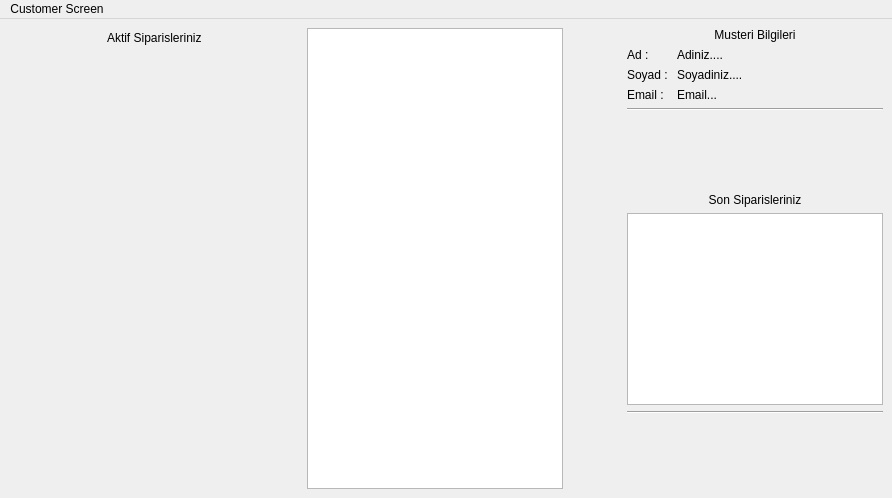
Old version of the form customerwindow.ui in the repository ahmettlevent/cafeYonetim.
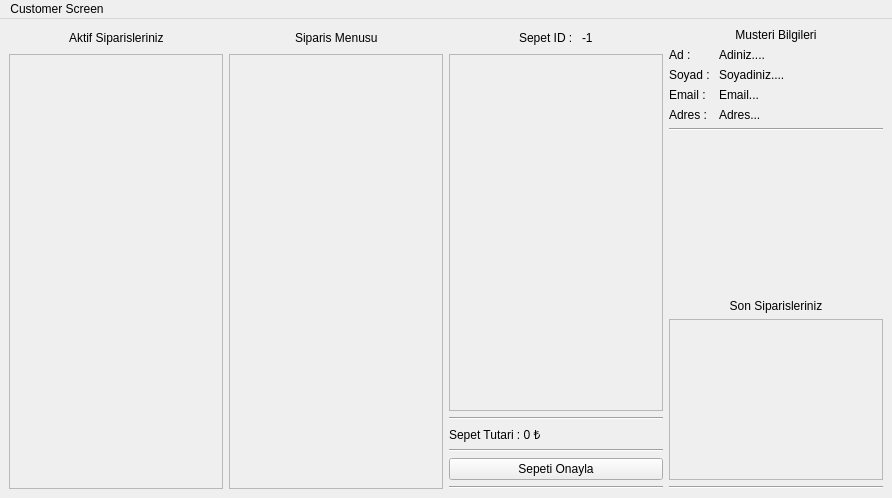
New version of the form.

The edit to the form file:
```diff
--- a/customerwindow.ui
+++ b/customerwindow.ui
@@ -15,19 +15,6 @@
   </property>
   <widget class="QWidget" name="centralwidget">
    <layout class="QHBoxLayout" name="horizontalLayout_2">
-    <item>
-     <spacer name="horizontalSpacer">
-      <property name="orientation">
-       <enum>Qt::Horizontal</enum>
-      </property>
-      <property name="sizeHint" stdset="0">
-       <size>
-        <width>40</width>
-        <height>20</height>
-       </size>
-      </property>
-     </spacer>
-    </item>
     <item>
      <layout class="QVBoxLayout" name="verticalLayout_2">
       <item>
@@ -68,11 +55,22 @@
        </layout>
       </item>
       <item>
-       <layout class="QVBoxLayout" name="verticalLayout_4">
+       <widget class="QScrollArea" name="scrollArea_4">
+        <property name="widgetResizable">
+         <bool>true</bool>
+        </property>
+        <widget class="QWidget" name="scrollAreaWidgetContents_4">
+         <property name="geometry">
+          <rect>
+           <x>0</x>
+           <y>0</y>
+           <width>210</width>
+           <height>426</height>
+          </rect>
+         </property>
+         <layout class="QVBoxLayout" name="verticalLayout_9">
         <item>
-         <widget class="QWidget" name="widget" native="true"/>
-        </item>
-       </layout>
+           <layout class="QVBoxLayout" name="verticalLayout_4"/>
       </item>
       <item>
        <spacer name="verticalSpacer_3">
@@ -88,9 +86,17 @@
        </spacer>
       </item>
      </layout>
-    </item>
+        </widget>
+       </widget>
+      </item>
+     </layout>
+    </item>
     <item>
-     <spacer name="horizontalSpacer_3">
+     <layout class="QVBoxLayout" name="verticalLayout_3">
+      <item>
+       <layout class="QHBoxLayout" name="horizontalLayout_4">
+        <item>
+         <spacer name="horizontalSpacer_6">
       <property name="orientation">
        <enum>Qt::Horizontal</enum>
       </property>
@@ -103,15 +109,81 @@
      </spacer>
     </item>
     <item>
-     <layout class="QHBoxLayout" name="horizontalLayout_3">
+         <widget class="QLabel" name="SiparisMenusu">
+          <property name="text">
+           <string>Siparis Menusu</string>
+          </property>
+         </widget>
+        </item>
       <item>
-       <widget class="QListView" name="listView_3"/>
+         <spacer name="horizontalSpacer_7">
+          <property name="orientation">
+           <enum>Qt::Horizontal</enum>
+          </property>
+          <property name="sizeHint" stdset="0">
+           <size>
+            <width>40</width>
+            <height>20</height>
+           </size>
+          </property>
+         </spacer>
       </item>
      </layout>
     </item>
     <item>
-     <spacer name="horizontalSpacer_2">
+       <widget class="QScrollArea" name="scrollArea">
+        <property name="horizontalScrollBarPolicy">
+         <enum>Qt::ScrollBarAlwaysOff</enum>
+        </property>
+        <property name="sizeAdjustPolicy">
+         <enum>QAbstractScrollArea::AdjustToContents</enum>
+        </property>
+        <property name="widgetResizable">
+         <bool>true</bool>
+        </property>
+        <widget class="QWidget" name="scrollAreaWidgetContents_2">
+         <property name="geometry">
+          <rect>
+           <x>0</x>
+           <y>0</y>
+           <width>210</width>
+           <height>426</height>
+          </rect>
+         </property>
+         <layout class="QVBoxLayout" name="verticalLayout_6">
+          <item>
+           <layout class="QVBoxLayout" name="verticalLayout_5">
+            <property name="spacing">
+             <number>0</number>
+            </property>
+           </layout>
+          </item>
+          <item>
+           <spacer name="verticalSpacer_4">
       <property name="orientation">
+             <enum>Qt::Vertical</enum>
+            </property>
+            <property name="sizeHint" stdset="0">
+             <size>
+              <width>20</width>
+              <height>40</height>
+             </size>
+            </property>
+           </spacer>
+          </item>
+         </layout>
+        </widget>
+       </widget>
+      </item>
+     </layout>
+    </item>
+    <item>
+     <layout class="QVBoxLayout" name="verticalLayout_7">
+      <item>
+       <layout class="QHBoxLayout" name="horizontalLayout_8">
+        <item>
+         <spacer name="horizontalSpacer_9">
+          <property name="orientation">
        <enum>Qt::Horizontal</enum>
       </property>
       <property name="sizeHint" stdset="0">
@@ -121,6 +193,117 @@
        </size>
       </property>
      </spacer>
+        </item>
+        <item>
+         <widget class="QLabel" name="label_10">
+          <property name="text">
+           <string>Sepet ID : </string>
+          </property>
+         </widget>
+        </item>
+        <item>
+         <widget class="QLabel" name="label_11">
+          <property name="text">
+           <string>-1</string>
+          </property>
+         </widget>
+        </item>
+        <item>
+         <spacer name="horizontalSpacer_10">
+          <property name="orientation">
+           <enum>Qt::Horizontal</enum>
+          </property>
+          <property name="sizeHint" stdset="0">
+           <size>
+            <width>40</width>
+            <height>20</height>
+           </size>
+          </property>
+         </spacer>
+        </item>
+       </layout>
+      </item>
+      <item>
+       <layout class="QVBoxLayout" name="verticalLayout_8"/>
+      </item>
+      <item>
+       <widget class="QScrollArea" name="scrollArea_3">
+        <property name="widgetResizable">
+         <bool>true</bool>
+        </property>
+        <widget class="QWidget" name="scrollAreaWidgetContents_3">
+         <property name="enabled">
+          <bool>true</bool>
+         </property>
+         <property name="geometry">
+          <rect>
+           <x>0</x>
+           <y>0</y>
+           <width>210</width>
+           <height>337</height>
+          </rect>
+         </property>
+         <layout class="QVBoxLayout" name="verticalLayout_12">
+          <item>
+           <layout class="QVBoxLayout" name="verticalLayout_11"/>
+          </item>
+          <item>
+           <spacer name="verticalSpacer_2">
+            <property name="orientation">
+             <enum>Qt::Vertical</enum>
+            </property>
+            <property name="sizeHint" stdset="0">
+             <size>
+              <width>20</width>
+              <height>40</height>
+             </size>
+            </property>
+           </spacer>
+          </item>
+         </layout>
+        </widget>
+       </widget>
+      </item>
+      <item>
+       <widget class="Line" name="line_4">
+        <property name="orientation">
+         <enum>Qt::Horizontal</enum>
+        </property>
+       </widget>
+      </item>
+      <item>
+       <layout class="QVBoxLayout" name="verticalLayout_10">
+        <item>
+         <widget class="QLabel" name="label_12">
+          <property name="text">
+           <string>Sepet Tutari : 0 ₺</string>
+          </property>
+         </widget>
+        </item>
+        <item>
+         <widget class="Line" name="line_3">
+          <property name="orientation">
+           <enum>Qt::Horizontal</enum>
+          </property>
+         </widget>
+        </item>
+        <item>
+         <widget class="QPushButton" name="pushButton">
+          <property name="text">
+           <string>Sepeti Onayla</string>
+          </property>
+         </widget>
+        </item>
+        <item>
+         <widget class="Line" name="line_5">
+          <property name="orientation">
+           <enum>Qt::Horizontal</enum>
+          </property>
+         </widget>
+        </item>
+       </layout>
+      </item>
+     </layout>
     </item>
     <item>
      <layout class="QVBoxLayout" name="verticalLayout">
@@ -178,6 +361,20 @@
           </property>
          </widget>
         </item>
+        <item row="3" column="1">
+         <widget class="QLabel" name="label_13">
+          <property name="text">
+           <string>Adres...</string>
+          </property>
+         </widget>
+        </item>
+        <item row="3" column="0">
+         <widget class="QLabel" name="label_14">
+          <property name="text">
+           <string>Adres : </string>
+          </property>
+         </widget>
+        </item>
        </layout>
       </item>
       <item>
@@ -211,19 +408,38 @@
        </widget>
       </item>
       <item>
-       <widget class="QListWidget" name="listWidget">
-        <property name="sizePolicy">
-         <sizepolicy hsizetype="Minimum" vsizetype="Minimum">
-          <horstretch>0</horstretch>
-          <verstretch>0</verstretch>
-         </sizepolicy>
+       <widget class="QScrollArea" name="scrollArea_2">
+        <property name="widgetResizable">
+         <bool>true</bool>
         </property>
-        <property name="maximumSize">
+        <widget class="QWidget" name="scrollAreaWidgetContents">
+         <property name="geometry">
+          <rect>
+           <x>0</x>
+           <y>0</y>
+           <width>210</width>
+           <height>147</height>
+          </rect>
+         </property>
+         <layout class="QVBoxLayout" name="verticalLayout_14">
+          <item>
+           <layout class="QVBoxLayout" name="verticalLayout_13"/>
+          </item>
+          <item>
+           <spacer name="verticalSpacer_5">
+            <property name="orientation">
+             <enum>Qt::Vertical</enum>
+            </property>
+            <property name="sizeHint" stdset="0">
          <size>
-          <width>16777215</width>
-          <height>16777215</height>
-         </size>
-        </property>
+              <width>20</width>
+              <height>40</height>
+             </size>
+            </property>
+           </spacer>
+          </item>
+         </layout>
+        </widget>
        </widget>
       </item>
       <item>
@@ -233,19 +449,6 @@
         </property>
        </widget>
       </item>
-      <item>
-       <spacer name="verticalSpacer_2">
-        <property name="orientation">
-         <enum>Qt::Vertical</enum>
-        </property>
-        <property name="sizeHint" stdset="0">
-         <size>
-          <width>20</width>
-          <height>40</height>
-         </size>
-        </property>
-       </spacer>
-      </item>
      </layout>
     </item>
    </layout>
```
Lines whose indentation alone changed are shown as unchanged.
